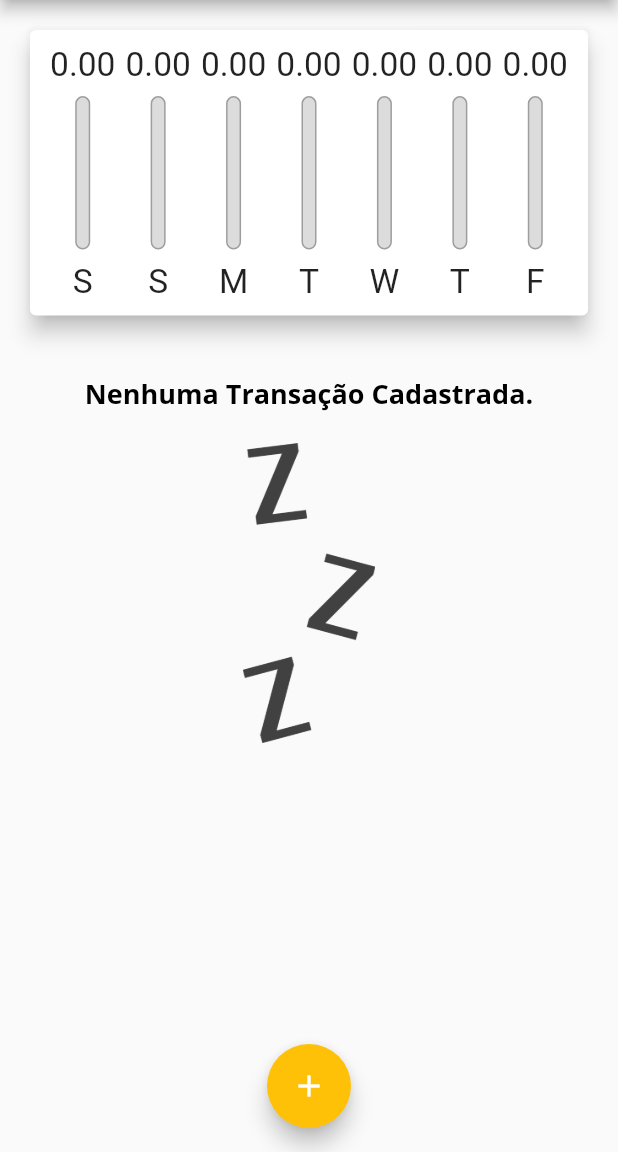
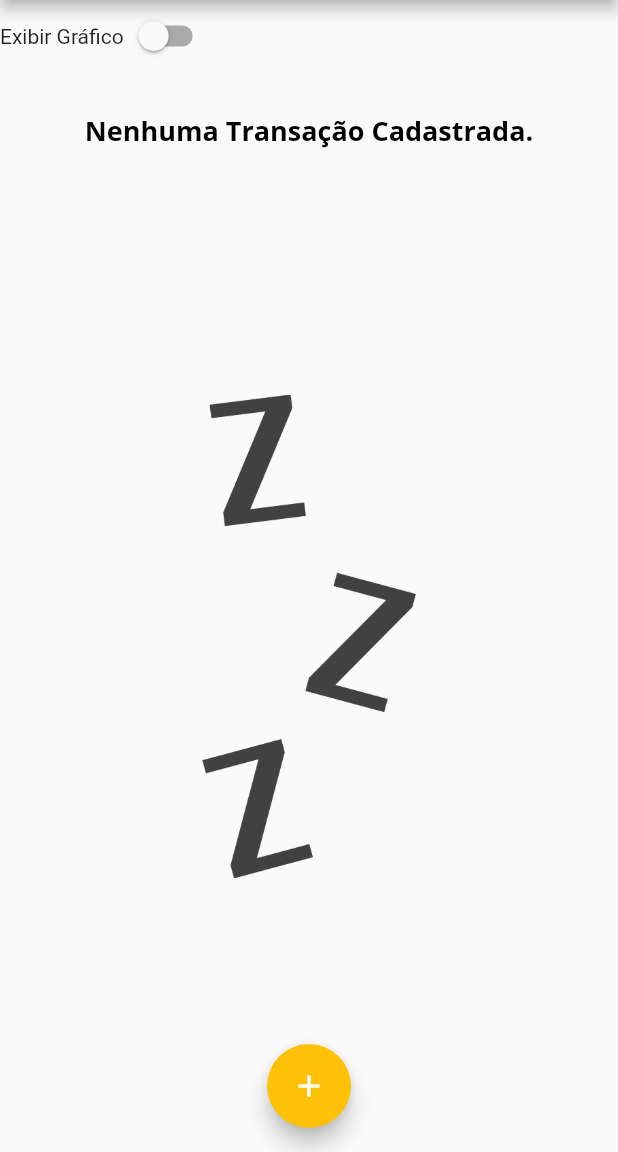
Before and after one commit to portelaoliveira/expenses, a Flutter app: the screen it shows after launch, on a phone screen of 412 x 824 dp, the part 84-1236 px from its top. Run offline on Flutter 3.47's test engine with Material 2 defaults, Android fonts, the phone set to English and light mode, and no system bars.

Commit message:
Modo paisagem#02.

```diff
--- a/lib/components/transaction_list.dart
+++ b/lib/components/transaction_list.dart
@@ -12,22 +12,33 @@ class TransactionList extends StatelessWidget {
   @override
   Widget build(BuildContext context) {
     return transactions.isEmpty
-        ? Column(
+        ? LayoutBuilder(
+            builder: (ctx, constraints) {
+              return Column(
                 children: <Widget>[
-              SizedBox(height: 20),
-              Text(
+                  SizedBox(
+                    height: constraints.maxHeight * 0.05,
+                  ),
+                  Container(
+                    height: constraints.maxHeight * 0.30,
+                    child: Text(
                       'Nenhuma Transação Cadastrada.',
                       style: Theme.of(context).textTheme.headline6,
                     ),
-              SizedBox(height: 20),
+                  ),
+                  SizedBox(
+                    height: constraints.maxHeight * 0.05,
+                  ),
                   Container(
-                height: 200,
+                    height: constraints.maxHeight * 0.6,
                     child: Image(
                       image: AssetImage('assets/images/waiting.png'),
                       fit: BoxFit.cover,
                     ),
                   ),
                 ],
+              );
+            },
           )
         : ListView.builder(
             itemCount: transactions.length,
--- a/lib/main.dart
+++ b/lib/main.dart
@@ -1,5 +1,6 @@
 import 'package:expenses/components/transaction_form.dart';
 import 'package:flutter/material.dart';
+// import 'package:flutter/services.dart';
 import 'dart:math';
 import 'components/transaction_form.dart';
 import 'components/transaction_list.dart';
@@ -14,6 +15,8 @@ class ExpensesApp extends StatelessWidget {
 
   @override
   Widget build(BuildContext context) {
+    // SystemChrome.setPreferredOrientations([DeviceOrientation.portraitUp]);
+
     return MaterialApp(
       home: const MyHomePage(),
       theme: tema.copyWith(
@@ -54,6 +57,7 @@ class MyHomePage extends StatefulWidget {
 
 class _MyHomePageState extends State<MyHomePage> {
   final List<Transaction> _transactions = [];
+  bool _showChart = false;
 
   List<Transaction> get _recentTransactions {
     return _transactions.where((tr) {
@@ -113,15 +117,32 @@ class _MyHomePageState extends State<MyHomePage> {
       body: SingleChildScrollView(
         child: Column(
           crossAxisAlignment: CrossAxisAlignment.stretch,
-          children: [
-            Container(
-              child: Chart(_recentTransactions),
-              height: availableHeight * 0.30,
+          children: <Widget>[
+            Row(
+              crossAxisAlignment: CrossAxisAlignment.center,
+              children: <Widget>[
+                Text('Exibir Gráfico'),
+                Switch(
+                  value: _showChart,
+                  onChanged: (value) {
+                    setState(
+                      () {
+                        _showChart = value;
+                      },
+                    );
+                  },
+                ),
+              ],
             ),
-            Container(
-              height: availableHeight * 0.70,
-              child: TransactionList(_transactions, _removeTransaction),
-            ),
+            _showChart
+                ? Container(
+                    child: Chart(_recentTransactions),
+                    height: availableHeight * 0.30,
+                  )
+                : Container(
+                    height: availableHeight * 0.70,
+                    child: TransactionList(_transactions, _removeTransaction),
+                  ),
           ],
         ),
       ),
```
Lines whose indentation alone changed are shown as unchanged.
